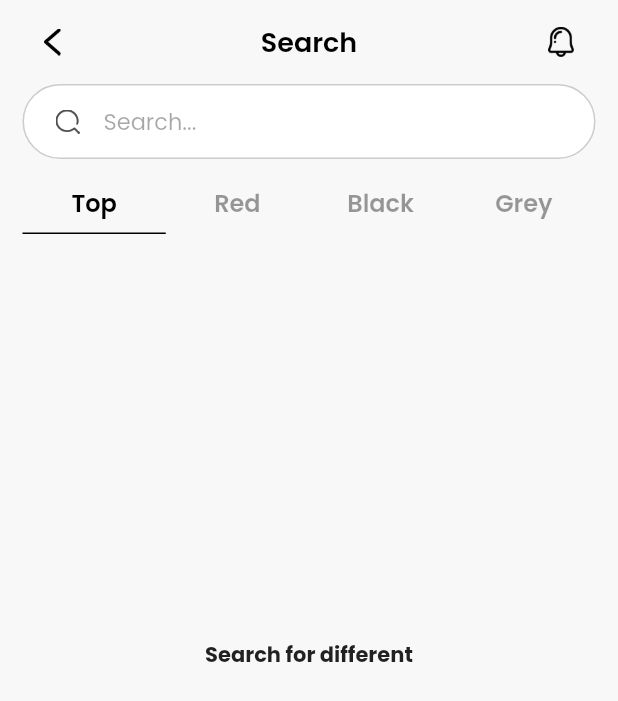
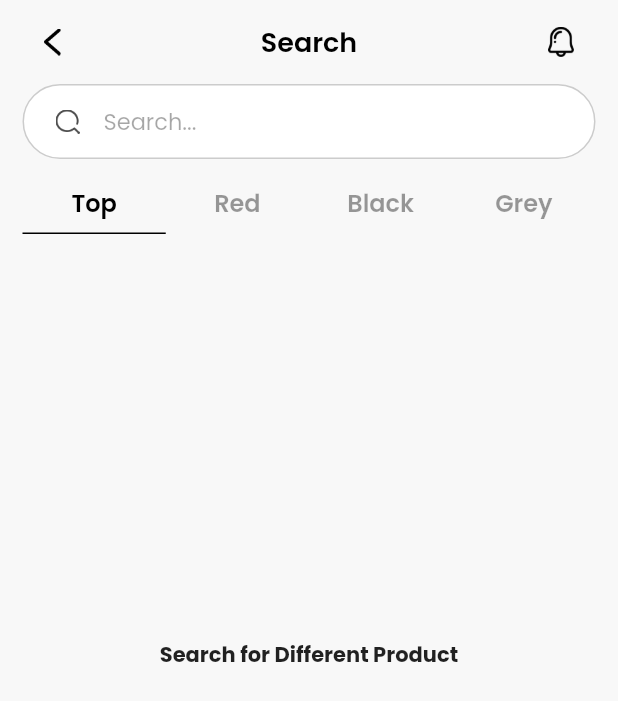
Before and after one commit to Abdul-Hanan-khan/dino_watch, a Flutter app: the SearchScreen screen opened by its route, on a phone screen of 412 x 824 dp. Shown: the top 701 px of the screen. Run offline on Flutter 3.47's test engine with Material 2 defaults, Android fonts, the phone set to English and light mode, and no system bars; our stand-ins replace cached_network_image, carousel_slider, dio, firebase_core, firebase_messaging, flutter_image_slideshow and 11 more; missing offline and left inert: cached_map, easy_image_viewer; accounts and stored records are empty; network calls fail; statements that could not run were skipped.

```diff
--- a/lib/presentation/dashboard/search/search_screen.dart
+++ b/lib/presentation/dashboard/search/search_screen.dart
@@ -71,7 +71,7 @@ class SearchScreen extends StatelessWidget {
                                       height: 250,
                                     ),
                                     Text(
-                                      "Search for different",
+                                      "Search for Different Product",
                                       style: TextStyle(
                                           fontWeight: FontWeight.bold),
                                     ),
```
Also changed, not shown: 1 other file.
